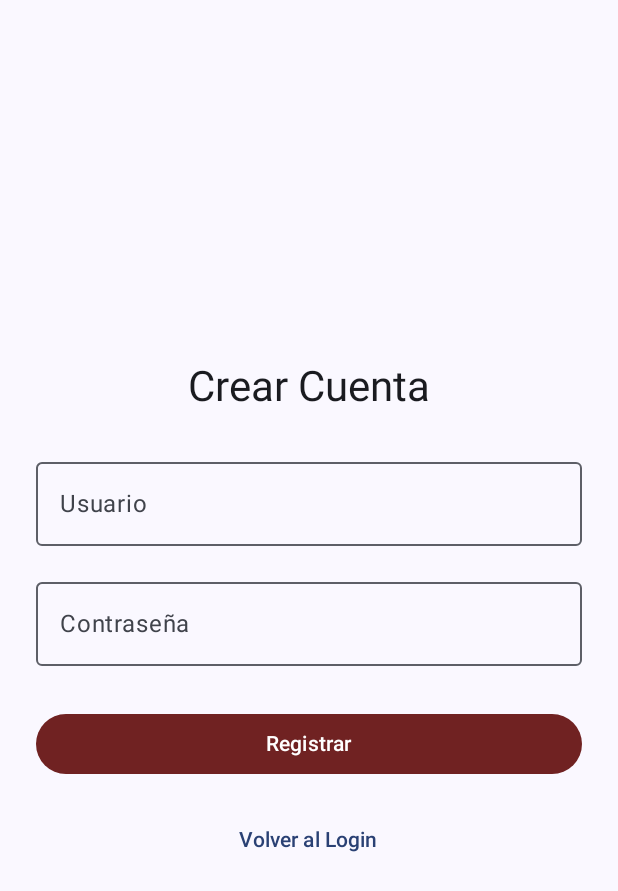
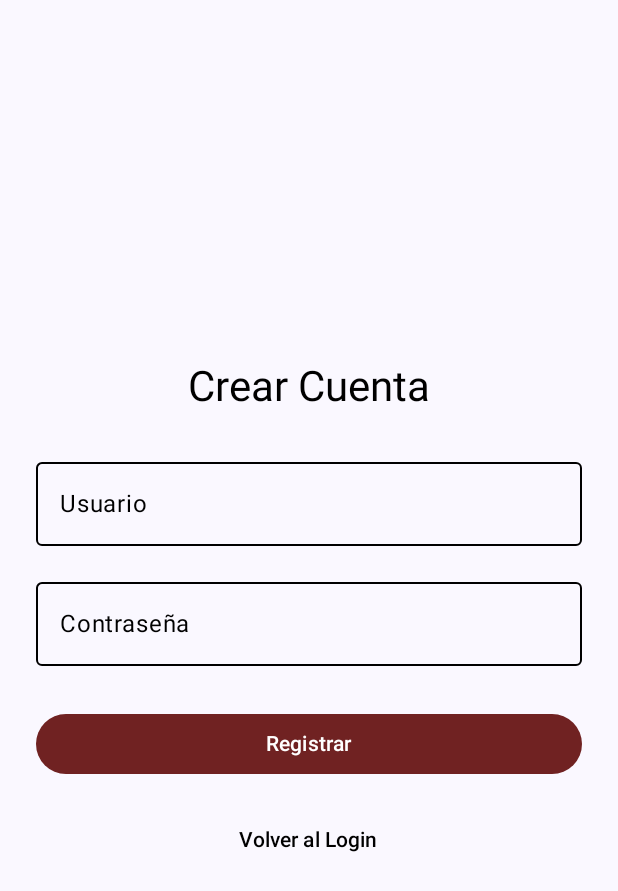
Before and after one commit to liamell/WhatABookMobile, an Android app built with Jetpack Compose: the RegisterScreen screen opened through its navigation route, on a phone screen of 412 x 824 dp. Shown: the top 891 px of the screen. Run offline under Robolectric (Android 15) with nearby library versions, the phone set to English and light mode, and no system bars; our stand-ins replace Dagger/Hilt's generated code.

Commit message:
mejorando el diseño de el login y register

```diff
--- a/app/src/main/java/edu/ucne/whatabook/presentation/screen/LoginScreen.kt
+++ b/app/src/main/java/edu/ucne/whatabook/presentation/screen/LoginScreen.kt
@@ -1,5 +1,4 @@
 package edu.ucne.whatabook.presentation.screen
-
 
 import androidx.compose.foundation.layout.*
 import androidx.compose.foundation.text.KeyboardOptions
@@ -40,7 +39,8 @@ fun LoginScreen(
 
             Text(
                 "Iniciar sesión",
-                style = MaterialTheme.typography.headlineMedium
+                style = MaterialTheme.typography.headlineMedium,
+                color = Color.Black
             )
 
             Spacer(modifier = Modifier.height(24.dp))
@@ -49,24 +49,39 @@ fun LoginScreen(
             OutlinedTextField(
                 value = state.userName,
                 onValueChange = { viewModel.onEvent(LoginEvent.UserNameChanged(it)) },
-                label = { Text("Usuario") },
-                modifier = Modifier.fillMaxWidth()
+                label = { Text("Usuario", color = Color.Black) },
+                textStyle = LocalTextStyle.current.copy(color = Color.Black),
+                modifier = Modifier.fillMaxWidth(),
+                colors = OutlinedTextFieldDefaults.colors(
+                    focusedBorderColor = Color.Black,
+                    unfocusedBorderColor = Color.Black,
+                    cursorColor = Color.Black,
+                    focusedLabelColor = Color.Black,
+                    unfocusedLabelColor = Color.Black
+                )
             )
 
             Spacer(modifier = Modifier.height(12.dp))
 
-            // Contraseña
+
             OutlinedTextField(
                 value = state.password,
                 onValueChange = { viewModel.onEvent(LoginEvent.PasswordChanged(it)) },
-                label = { Text("Contraseña") },
+                label = { Text("Contraseña", color = Color.Black) },
+                textStyle = LocalTextStyle.current.copy(color = Color.Black),
                 modifier = Modifier.fillMaxWidth(),
                 keyboardOptions = KeyboardOptions(imeAction = ImeAction.Done),
-                visualTransformation = PasswordVisualTransformation()
+                visualTransformation = PasswordVisualTransformation(),
+                colors = OutlinedTextFieldDefaults.colors(
+                    focusedBorderColor = Color.Black,
+                    unfocusedBorderColor = Color.Black,
+                    cursorColor = Color.Black,
+                    focusedLabelColor = Color.Black,
+                    unfocusedLabelColor = Color.Black
+                )
             )
 
             Spacer(modifier = Modifier.height(24.dp))
-
 
             Button(
                 onClick = { viewModel.onEvent(LoginEvent.SubmitLogin) },
@@ -80,11 +95,9 @@ fun LoginScreen(
 
             Spacer(modifier = Modifier.height(12.dp))
 
-
             TextButton(onClick = onOpenRegister) {
-                Text("Crear cuenta")
+                Text("Crear cuenta", color = Color.Black)
             }
-
 
             state.error?.let {
                 Spacer(modifier = Modifier.height(12.dp))
--- a/app/src/main/java/edu/ucne/whatabook/presentation/screen/RegisterScreen.kt
+++ b/app/src/main/java/edu/ucne/whatabook/presentation/screen/RegisterScreen.kt
@@ -1,5 +1,4 @@
 package edu.ucne.whatabook.presentation.screen
-
 
 import androidx.compose.foundation.layout.*
 import androidx.compose.material3.*
@@ -11,7 +10,6 @@ import androidx.compose.ui.text.input.PasswordVisualTransformation
 import androidx.compose.ui.unit.dp
 import androidx.hilt.navigation.compose.hiltViewModel
 import edu.ucne.whatabook.presentation.login.LoginViewModel
-import edu.ucne.whatabook.ui.theme.WhatABookTheme
 import androidx.compose.ui.tooling.preview.Preview
 import edu.ucne.whatabook.ui.theme.WhatABookTheme
 
@@ -33,29 +31,49 @@ fun RegisterScreen(
 
         Text(
             text = "Crear Cuenta",
-            style = MaterialTheme.typography.headlineMedium
+            style = MaterialTheme.typography.headlineMedium,
+            color = Color.Black
         )
 
         Spacer(Modifier.height(24.dp))
 
+
         OutlinedTextField(
             value = user,
             onValueChange = { user = it },
-            label = { Text("Usuario") },
-            modifier = Modifier.fillMaxWidth()
+            label = { Text("Usuario", color = Color.Black) },
+            textStyle = LocalTextStyle.current.copy(color = Color.Black),
+            modifier = Modifier.fillMaxWidth(),
+            colors = OutlinedTextFieldDefaults.colors(
+                focusedBorderColor = Color.Black,
+                unfocusedBorderColor = Color.Black,
+                cursorColor = Color.Black,
+                focusedLabelColor = Color.Black,
+                unfocusedLabelColor = Color.Black
+            )
         )
 
         Spacer(Modifier.height(16.dp))
 
+
         OutlinedTextField(
             value = pass,
             onValueChange = { pass = it },
-            label = { Text("Contraseña") },
+            label = { Text("Contraseña", color = Color.Black) },
+            textStyle = LocalTextStyle.current.copy(color = Color.Black),
             visualTransformation = PasswordVisualTransformation(),
-            modifier = Modifier.fillMaxWidth()
+            modifier = Modifier.fillMaxWidth(),
+            colors = OutlinedTextFieldDefaults.colors(
+                focusedBorderColor = Color.Black,
+                unfocusedBorderColor = Color.Black,
+                cursorColor = Color.Black,
+                focusedLabelColor = Color.Black,
+                unfocusedLabelColor = Color.Black
+            )
         )
 
         Spacer(Modifier.height(28.dp))
+
 
         Button(
             onClick = {
@@ -73,8 +91,9 @@ fun RegisterScreen(
 
         Spacer(Modifier.height(16.dp))
 
+
         TextButton(onClick = onBack) {
-            Text("Volver al Login")
+            Text("Volver al Login", color = Color.Black)
         }
     }
 }
```
